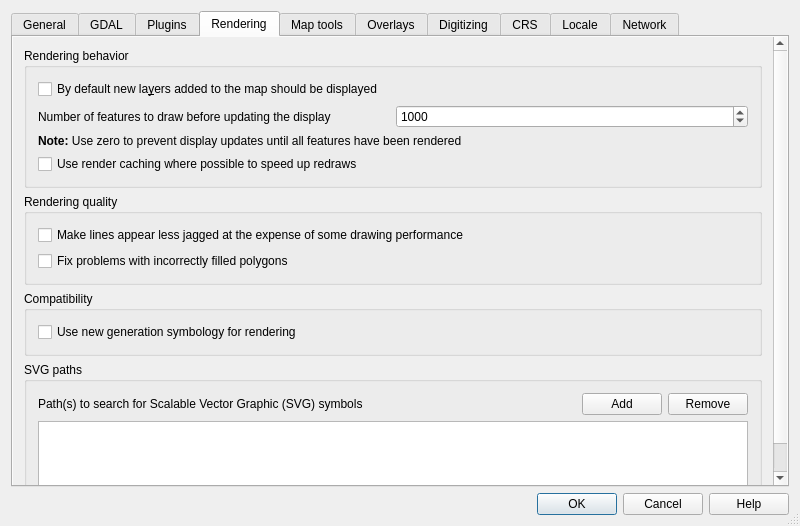
Qt form src/ui/qgsoptionsbase.ui (qgis/QGIS) before a commit.
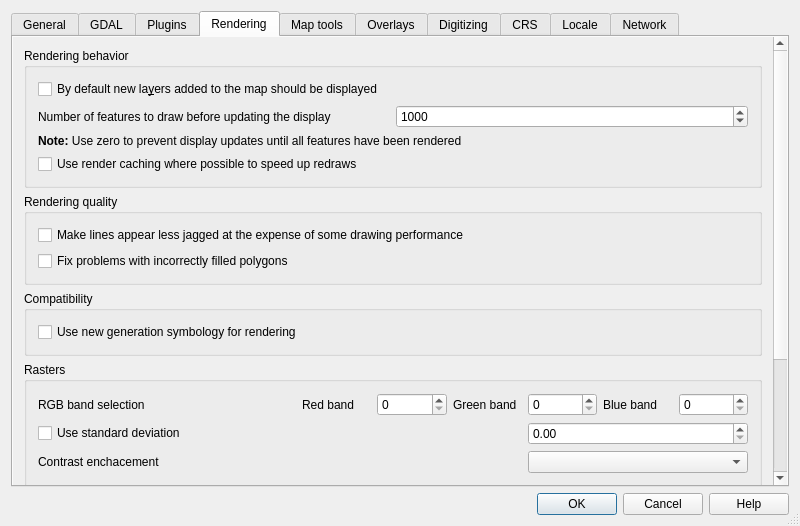
The same form after that commit. The open tabs and pages were chosen to show the change. Icons and pictures are not drawn. Custom widgets are drawn as their Qt base class.

Commit message: move some raster settings such as std. dev and band combination to general QGIS settings

Diff of the .ui file:
```diff
--- a/src/ui/qgsoptionsbase.ui
+++ b/src/ui/qgsoptionsbase.ui
@@ -830,7 +830,7 @@
              </layout>
             </widget>
            </item>
-           <item row="3" column="0">
+           <item row="4" column="0">
             <widget class="QGroupBox" name="groupBox_2">
              <property name="title">
               <string>SVG paths</string>
@@ -876,6 +876,79 @@
              </layout>
             </widget>
            </item>
+           <item row="3" column="0">
+            <widget class="QGroupBox" name="groupBox_14">
+             <property name="title">
+              <string>Rasters</string>
+             </property>
+             <layout class="QGridLayout" name="gridLayout_12">
+              <item row="0" column="0">
+               <widget class="QLabel" name="label_21">
+                <property name="text">
+                 <string>RGB band selection</string>
+                </property>
+               </widget>
+              </item>
+              <item row="0" column="3">
+               <widget class="QLabel" name="label_22">
+                <property name="text">
+                 <string>Red band</string>
+                </property>
+               </widget>
+              </item>
+              <item row="0" column="4">
+               <widget class="QSpinBox" name="spnRed"/>
+              </item>
+              <item row="0" column="5">
+               <widget class="QLabel" name="label_23">
+                <property name="text">
+                 <string>Green band</string>
+                </property>
+               </widget>
+              </item>
+              <item row="0" column="6">
+               <widget class="QSpinBox" name="spnGreen"/>
+              </item>
+              <item row="0" column="7">
+               <widget class="QLabel" name="label_24">
+                <property name="text">
+                 <string>Blue band</string>
+                </property>
+               </widget>
+              </item>
+              <item row="0" column="8">
+               <widget class="QSpinBox" name="spnBlue"/>
+              </item>
+              <item row="1" column="0" colspan="3">
+               <widget class="QCheckBox" name="chkUseStandardDeviation">
+                <property name="text">
+                 <string>Use standard deviation</string>
+                </property>
+               </widget>
+              </item>
+              <item row="2" column="0" colspan="2">
+               <widget class="QLabel" name="label_25">
+                <property name="text">
+                 <string>Contrast enchacement</string>
+                </property>
+               </widget>
+              </item>
+              <item row="1" column="6" colspan="3">
+               <widget class="QDoubleSpinBox" name="spnThreeBandStdDev">
+                <property name="maximum">
+                 <double>10.000000000000000</double>
+                </property>
+                <property name="singleStep">
+                 <double>0.100000000000000</double>
+                </property>
+               </widget>
+              </item>
+              <item row="2" column="6" colspan="3">
+               <widget class="QComboBox" name="cboxContrastEnhancementAlgorithm"/>
+              </item>
+             </layout>
+            </widget>
+           </item>
           </layout>
          </widget>
         </widget>
```
Left out of the diff: 6 changed lines with no effect on the pictures. The commit also changes 2 other files.
